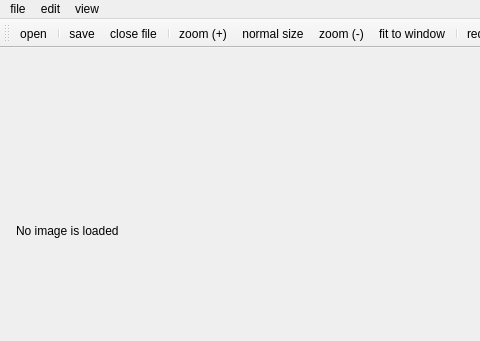
Old version of the form mainwindow.ui in the repository IslamSalah/qt-Proj; both pictures show x 0 to 480 and y 0 to 341 of the 731 by 341 pixel window.
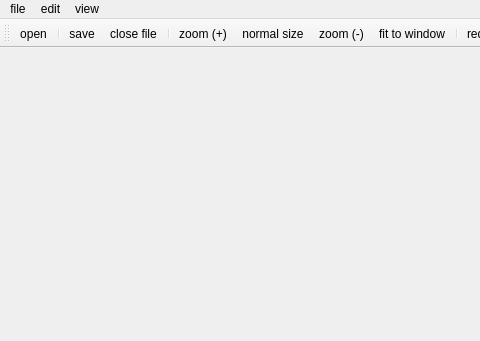
New version of the form. Icons and pictures are not drawn.

Diff of the .ui file:
```diff
--- a/mainwindow.ui
+++ b/mainwindow.ui
@@ -29,8 +29,11 @@
       <verstretch>0</verstretch>
      </sizepolicy>
     </property>
+    <property name="frameShape">
+     <enum>QFrame::NoFrame</enum>
+    </property>
     <property name="text">
-     <string>No image is loaded</string>
+     <string/>
     </property>
     <property name="scaledContents">
      <bool>true</bool>
```
